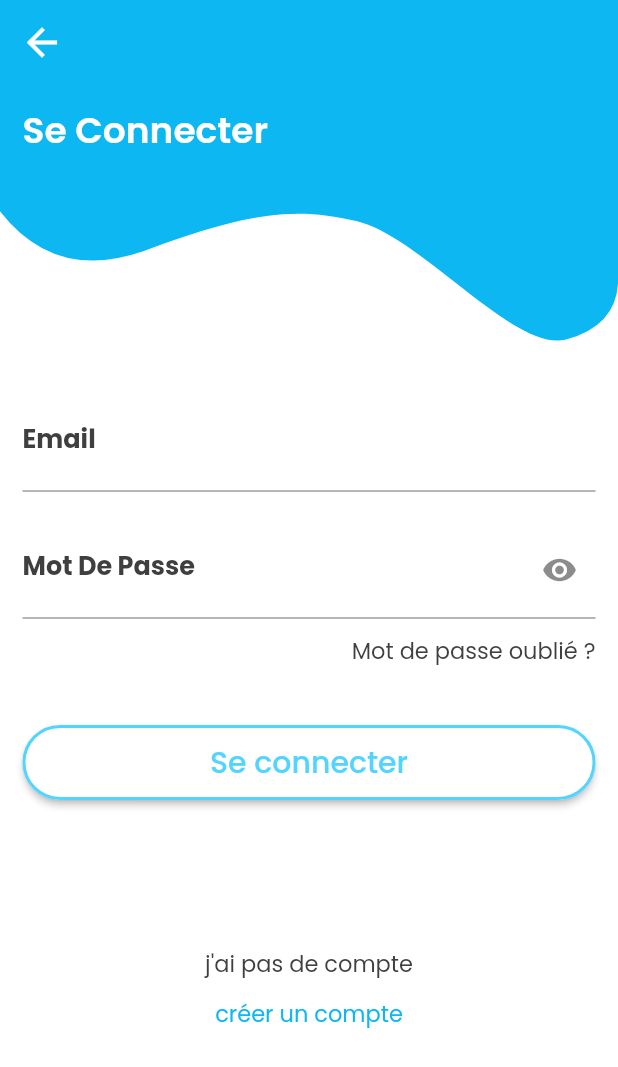
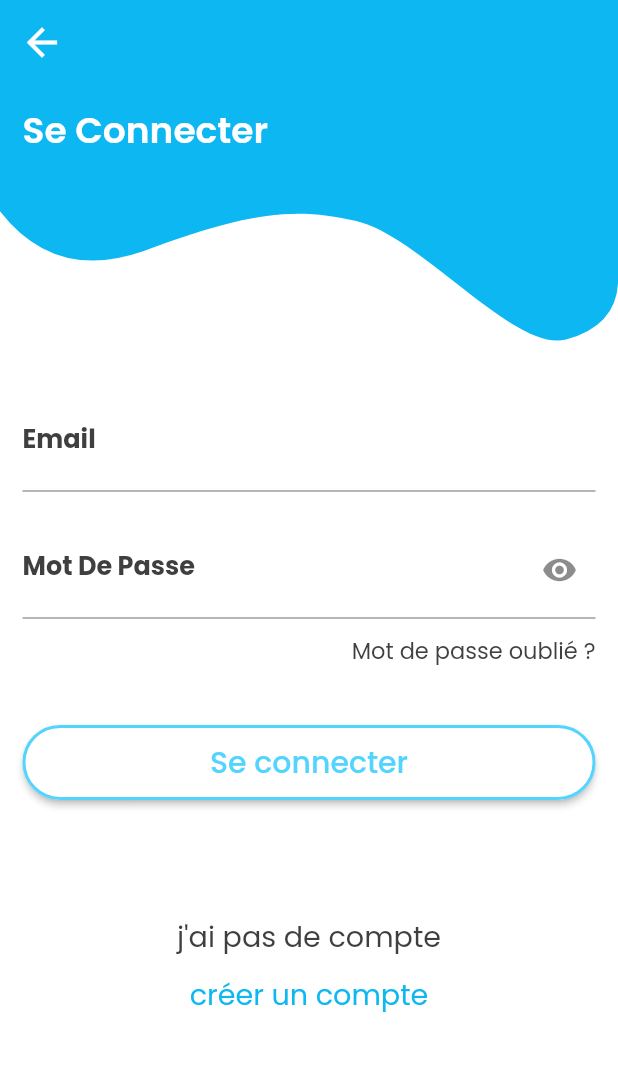
Before and after one commit to emmanuel-tientcheu/FlutterVote, a Flutter app: the screen it shows after launch, after a tap on "Electeur", on a phone screen of 412 x 824 dp. Shown: the top 1067 px of the screen. Run offline on Flutter 3.47's test engine with Material 2 defaults, Android fonts, the phone set to English and light mode, and no system bars; our stand-ins replace dio, flutter_screenutil, get, google_fonts, image_picker.

Commit message:
end_singin

```diff
--- a/lib/electeur_path/connexionElecteur.dart
+++ b/lib/electeur_path/connexionElecteur.dart
@@ -169,10 +169,10 @@ class MainSection extends StatelessWidget {
               ],
             ),
           ),
-          SizedBox(height: ScreenUtil().setHeight(10)),
+          SizedBox(height: 10.h),
           SizedBox(
             width: double.infinity,
-            height:150,
+            height: ScreenUtil().setHeight(370),
             // decoration: const BoxDecoration(color: Colors.red),
             child: Column(
               mainAxisAlignment: MainAxisAlignment.end,
@@ -182,13 +182,13 @@ class MainSection extends StatelessWidget {
                   child: Text(
                     "j'ai pas de compte",
                     style: GoogleFonts.poppins(
-                      fontSize: 15,
+                      fontSize: 50.sp,
                       color: const Color(0xFF3F3F3F),
                     ),
                   ),
                 ),
                 Padding(
-                  padding: const EdgeInsets.only(left: 15, right: 15),
+                  padding: const EdgeInsets.only(left: 15, right: 15, ),
                   child: GestureDetector(
                     onTap: () {
                       Navigator.push(
@@ -201,7 +201,7 @@ class MainSection extends StatelessWidget {
                     child: Text(
                       "créer un compte",
                       style: GoogleFonts.poppins(
-                        fontSize: 15,
+                        fontSize: 50.sp,
                         color: const Color(0xFF0CB7F2),
                       ),
                     ),
--- a/lib/main.dart
+++ b/lib/main.dart
@@ -30,7 +30,7 @@ class MyApp extends StatelessWidget {
                 Center(
                   child: imageSection,
                 ),
-                SizedBox(height: ScreenUtil().setWidth(300)),
+                SizedBox(height:300.h),
                 const Expanded(
                   child: SelectorRoleSection(),
                 ),
@@ -44,8 +44,8 @@ class MyApp extends StatelessWidget {
 }
 
 Widget imageSection = SizedBox(
-  height: ScreenUtil().setHeight(640),
-  width: ScreenUtil().setWidth(640),
+  height: 640.h,
+  width: 640.w,
   child: Image.asset('assets/images/imageDeVote.png'),
 );
 
@@ -66,10 +66,10 @@ class SelectorRoleSection extends StatelessWidget {
               Text(
                 'Se connecter en tant que',
                 style: GoogleFonts.poppins(
-                  fontSize: 25,
+                  fontSize: 80.sp,
                 ),
               ),
-              SizedBox(height: ScreenUtil().setWidth(100)),
+              SizedBox(height:110.h),
               Container(
                 margin: const EdgeInsets.fromLTRB(70, 0, 70, 0).r,
                 child: MaterialButton(
@@ -94,14 +94,14 @@ class SelectorRoleSection extends StatelessWidget {
                     child: Text(
                       'Electeur',
                       style: GoogleFonts.poppins(
-                        fontSize: 20,
+                        fontSize: 60.sp,
                         color: const Color(0xFF53d4ff),
                       ),
                     ),
                   ),
                 ),
               ),
-              SizedBox(height: ScreenUtil().setWidth(90)),
+              SizedBox(height: 100.h),
               Container(
                 margin: const EdgeInsets.fromLTRB(70, 0, 70, 0).r,
                 child: MaterialButton(
@@ -126,7 +126,7 @@ class SelectorRoleSection extends StatelessWidget {
                     child: Text(
                       'Organisateurs',
                       style: GoogleFonts.poppins(
-                        fontSize: 20,
+                        fontSize: 60.sp,
                         color: const Color(0xFF53d4ff),
                       ),
                     ),
```
Also changed, not shown: lib/electeur_path/allPageForInscriptionElecteur.dart (+43 -17 lines).
